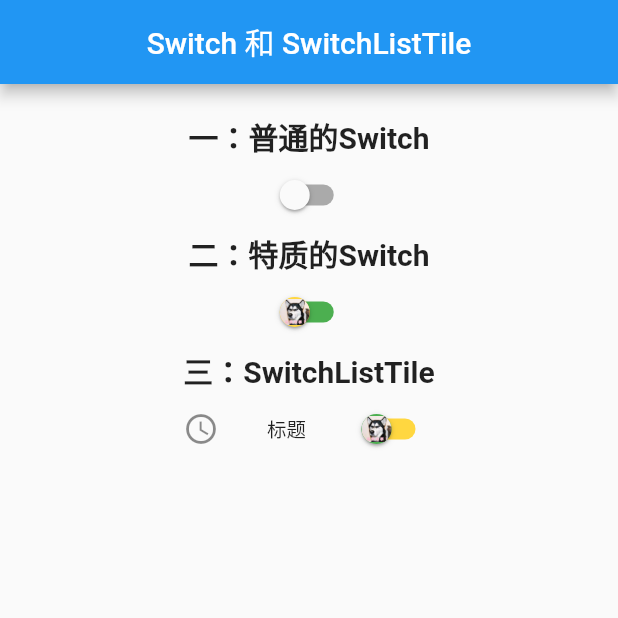
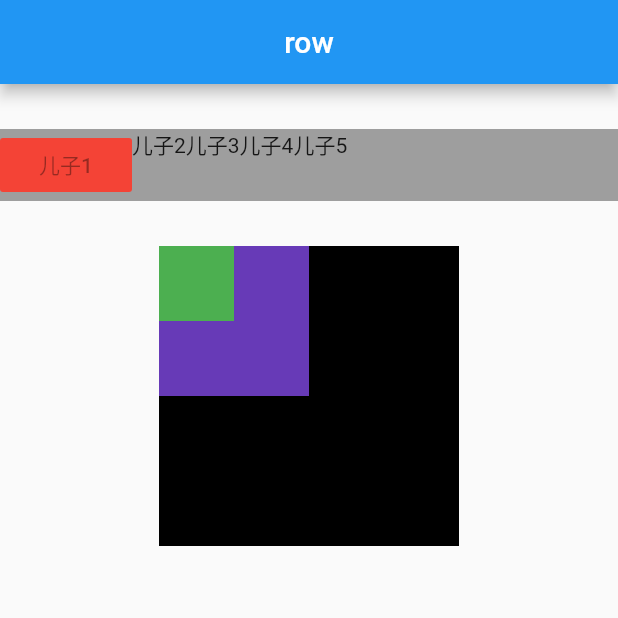
Before and after one commit to niezhiyang/flutter_study, a Flutter app: the screen it shows after launch, on a phone screen of 412 x 824 dp, the top half of it. Run offline on Flutter 3.47's test engine with Material 2 defaults, Android fonts, the phone set to English and light mode, and no system bars; our stand-ins replace fluttertoast.

Commit message:
Row Colume 和 stack

```diff
--- /dev/null
+++ b/lib/demo/LayoutDemo.dart
@@ -0,0 +1,92 @@
+import 'package:flutter/material.dart';
+
+class LayoutDemo extends StatelessWidget {
+  @override
+  Widget build(BuildContext context) {
+    // TODO: implement build
+    return Scaffold(
+      appBar: AppBar(
+        title: Text("row"),
+        centerTitle: true,
+      ),
+      body: RowDemo(),
+    );
+  }
+}
+
+class RowDemo extends StatelessWidget {
+  @override
+  Widget build(BuildContext context) {
+    // TODO: implement build
+    final _list = <Widget>[
+      RaisedButton(
+        disabledColor: Colors.red,
+        child: Text("儿子1"),
+      ),
+      Text("儿子2"),
+      Text("儿子3"),
+      Text("儿子4"),
+      Text("儿子5"),
+    ];
+    return Column(
+      children: <Widget>[
+        SizedBox(
+          height: 30,
+        ),
+        Container(
+          color: Colors.grey,
+          child: Row(
+            // 主轴(main axis)
+            // 把 children 放到 Column 主轴 的哪个位置
+            //  end : 尾部， start ：头部， center ： 中间 ，spaceBetween：在 children 之间均匀地放置 空间 ，spaceAround ： 每个 children
+            mainAxisAlignment: MainAxisAlignment.start,
+
+            // 此 Row 的宽度。默认是 MainAxisSize.max
+            //          MainAxisSize.min 是 包裹 children 的高度 即可  。android 中 相当于 wrap_content
+            //          MainAxisSize.max 是 铺满 Row 的父 Widget 的宽度  。android 中 相当于 match_parent
+            //  如果设置成 MainAxisSize.min 。 那么 mainAxisAlignment 属性相当于无效。 因为是包裹 children
+            mainAxisSize: MainAxisSize.max,
+            // 交叉轴(cross axis)
+            // 把 children 放到 Column 主轴 的哪个位置
+            // end : 尾部， start ：头部， center ： 中间 ，
+            crossAxisAlignment: CrossAxisAlignment.start,
+            // children 在主轴 的排列顺序
+            textDirection: TextDirection.ltr,
+            // children 在 交叉轴 的排列顺序
+            verticalDirection: VerticalDirection.down,
+            children: _list,
+          ),
+        ),
+        SizedBox(
+          height: 30,
+        ),
+        SizedBox(
+            width: 200,
+            height: 200,
+            child: Stack(
+              alignment: AlignmentDirectional.topStart,
+//            alignment:   AlignmentDirectional(-1.0, -1.0),
+              fit: StackFit.loose,
+              overflow: Overflow.visible,
+              children: <Widget>[
+                Container(
+                  color: Colors.black,
+                  height: 200,
+                  width: 200,
+                ),
+                Container(
+                  color: Colors.deepPurple,
+                  height: 100,
+                  width: 100,
+                ),
+                Container(
+                  color: Colors.green,
+                  height: 50,
+                  width: 50,
+                ),
+              ],
+            )),
+      ],
+    );
+  }
+}
--- a/lib/main.dart
+++ b/lib/main.dart
@@ -9,6 +9,7 @@ import './demo/Button.dart';
 import './demo/CheckBoxDemo.dart';
 import './demo/RadioDemo.dart';
 import './demo/SwitchDemo.dart';
+import './demo/LayoutDemo.dart';
 void main() => runApp(MyApp());
 
 class MyApp extends StatelessWidget {
@@ -21,7 +22,7 @@ class MyApp extends StatelessWidget {
         primarySwatch: Colors.blue,
       ),
 //      home: TextDemo(),
-      home: SwitchDemo(),
+      home: LayoutDemo(),
     );
   }
 }
```
Also changed, not shown: 2 other files.
